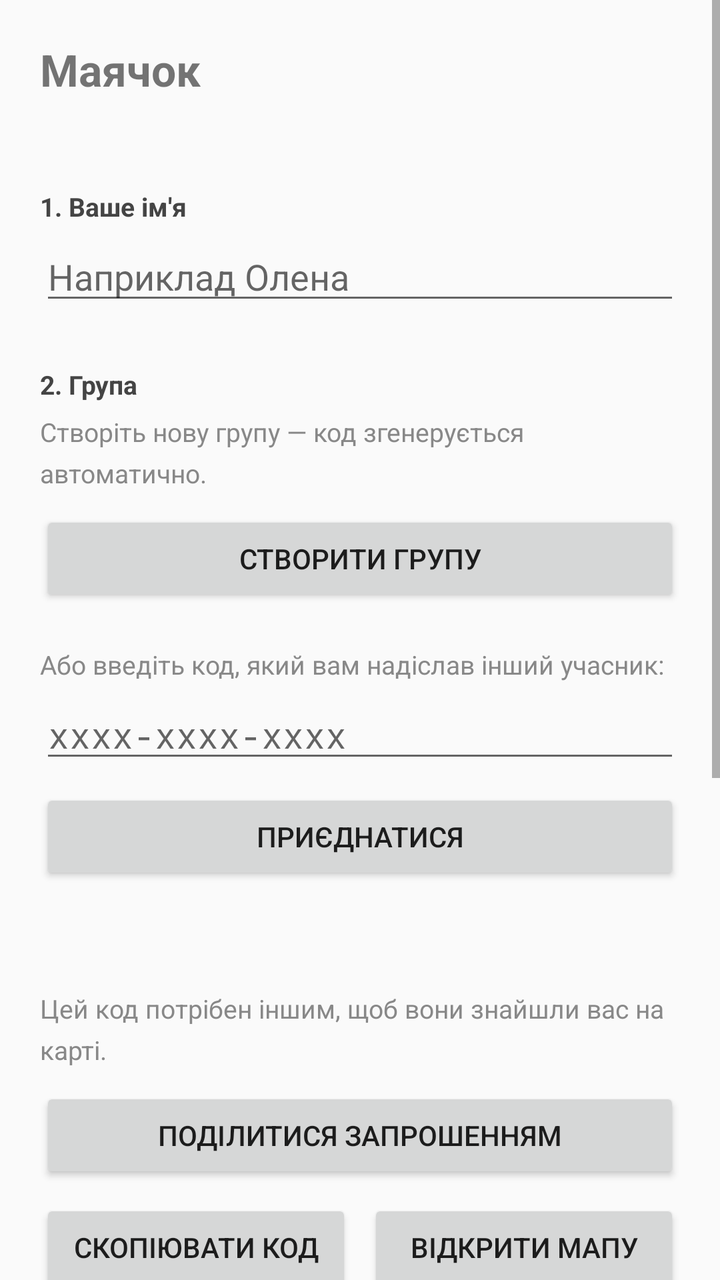
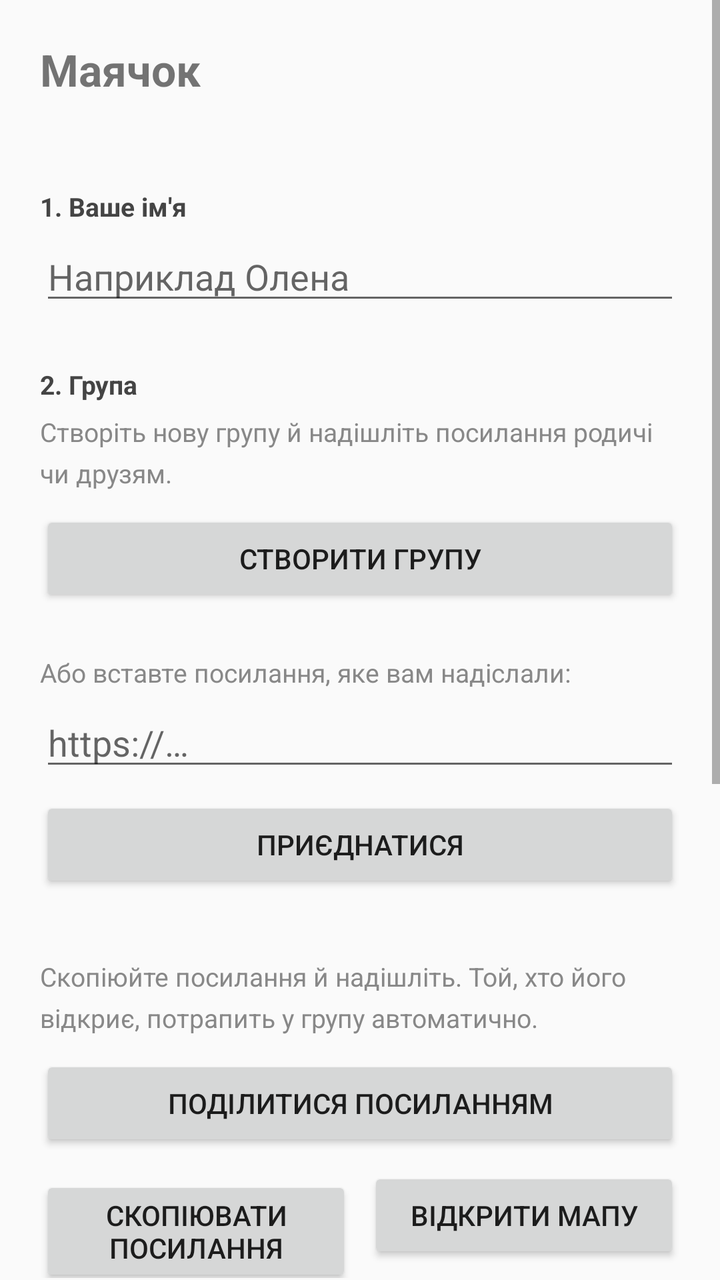

Compare the two renders of this Android layout. The source of the first and the diff that turns it into the second are given below.
<!-- AndroidManifest.xml: application theme AppTheme -->
<!-- res/layout/activity_main.xml -->
<?xml version="1.0" encoding="utf-8"?>
<ScrollView xmlns:android="http://schemas.android.com/apk/res/android"
    android:layout_width="match_parent"
    android:layout_height="match_parent"
    android:fillViewport="true">

    <LinearLayout
        android:layout_width="match_parent"
        android:layout_height="wrap_content"
        android:orientation="vertical"
        android:padding="20dp">

        
        <TextView
            android:layout_width="wrap_content"
            android:layout_height="wrap_content"
            android:text="@string/app_name"
            android:textSize="22sp"
            android:textStyle="bold" />

        <TextView
            android:id="@+id/status"
            android:layout_width="wrap_content"
            android:layout_height="wrap_content"
            android:layout_marginTop="4dp"
            android:layout_marginBottom="22dp"
            android:textColor="#666666"
            android:textSize="14sp" />

        
        <TextView
            style="@style/Label"
            android:text="@string/label_name" />

        <EditText
            android:id="@+id/name"
            style="@style/Field"
            android:hint="@string/hint_name"
            android:importantForAutofill="no"
            android:inputType="textPersonName|textCapWords"
            android:maxLength="24" />

        
        <TextView
            style="@style/Label"
            android:layout_marginTop="26dp"
            android:text="@string/label_group" />

        
        <LinearLayout
            android:id="@+id/group_empty"
            android:layout_width="match_parent"
            android:layout_height="wrap_content"
            android:orientation="vertical">

            <TextView
                style="@style/Hint"
                android:text="@string/hint_group_new" />

            <Button
                android:id="@+id/create"
                android:layout_width="match_parent"
                android:layout_height="wrap_content"
                android:layout_marginTop="10dp"
                android:text="@string/btn_create_group" />

            <TextView
                style="@style/Hint"
                android:layout_marginTop="20dp"
                android:text="@string/hint_group_join" />

            <EditText
                android:id="@+id/code"
                style="@style/Field"
                android:fontFamily="monospace"
                android:hint="@string/hint_code"
                android:importantForAutofill="no"
                android:inputType="textNoSuggestions" />

            <Button
                android:id="@+id/join"
                android:layout_width="match_parent"
                android:layout_height="wrap_content"
                android:layout_marginTop="8dp"
                android:text="@string/btn_join_group" />
        </LinearLayout>

        
        <LinearLayout
            android:id="@+id/group_ready"
            android:layout_width="match_parent"
            android:layout_height="wrap_content"
            android:orientation="vertical">

            <TextView
                android:id="@+id/code_value"
                style="@style/CodeBig" />

            <TextView
                style="@style/Hint"
                android:text="@string/hint_code_share" />

            <Button
                android:id="@+id/share"
                android:layout_width="match_parent"
                android:layout_height="wrap_content"
                android:layout_marginTop="10dp"
                android:text="@string/btn_share" />

            <LinearLayout
                android:layout_width="match_parent"
                android:layout_height="wrap_content"
                android:layout_marginTop="8dp"
                android:orientation="horizontal">

                <Button
                    android:id="@+id/copy"
                    android:layout_width="0dp"
                    android:layout_height="wrap_content"
                    android:layout_marginEnd="8dp"
                    android:layout_weight="1"
                    android:text="@string/btn_copy_code" />

                <Button
                    android:id="@+id/map"
                    android:layout_width="0dp"
                    android:layout_height="wrap_content"
                    android:layout_weight="1"
                    android:text="@string/btn_map" />
            </LinearLayout>

            <Button
                android:id="@+id/forget"
                style="@style/Link"
                android:layout_marginTop="6dp"
                android:text="@string/btn_forget" />
        </LinearLayout>

        
        <TextView
            style="@style/Label"
            android:layout_marginTop="26dp"
            android:text="@string/label_interval" />

        <Spinner
            android:id="@+id/interval"
            android:layout_width="match_parent"
            android:layout_height="wrap_content"
            android:layout_marginTop="2dp" />

        <TextView
            style="@style/Hint"
            android:text="@string/note_battery" />

        <Button
            android:id="@+id/toggle"
            android:layout_width="match_parent"
            android:layout_height="wrap_content"
            android:layout_marginTop="16dp"
            android:text="@string/btn_start" />

        
        <View
            android:layout_width="match_parent"
            android:layout_height="1dp"
            android:layout_marginTop="28dp"
            android:layout_marginBottom="18dp"
            android:background="#e0e0e0" />

        <TextView
            style="@style/Label"
            android:text="@string/label_help" />

        <TextView
            style="@style/Hint"
            android:text="@string/hint_help" />

        <LinearLayout
            android:layout_width="match_parent"
            android:layout_height="wrap_content"
            android:layout_marginTop="10dp"
            android:orientation="horizontal">

            <Button
                android:id="@+id/github"
                android:layout_width="0dp"
                android:layout_height="wrap_content"
                android:layout_marginEnd="8dp"
                android:layout_weight="1"
                android:text="@string/btn_github" />

            <Button
                android:id="@+id/apk"
                android:layout_width="0dp"
                android:layout_height="wrap_content"
                android:layout_weight="1"
                android:text="@string/btn_apk" />
        </LinearLayout>

    </LinearLayout>
</ScrollView>
<!-- resources referenced by this layout -->
<resources>
  <string name="app_name">Маячок</string>
  <string name="btn_apk">Завантажити APK</string>
  <string name="btn_copy_code">Скопіювати код</string>
  <string name="btn_create_group">Створити групу</string>
  <string name="btn_forget">Вийти з групи</string>
  <string name="btn_github">Проєкт</string>
  <string name="btn_join_group">Приєднатися</string>
  <string name="btn_map">Відкрити мапу</string>
  <string name="btn_share">Поділитися запрошенням</string>
  <string name="btn_start">Почати</string>
  <string name="hint_code">xxxx-xxxx-xxxx</string>
  <string name="hint_code_share">Цей код потрібен іншим, щоб вони знайшли вас на карті.</string>
  <string name="hint_group_join">Або введіть код, який вам надіслав інший учасник:</string>
  <string name="hint_group_new">Створіть нову групу — код згенерується автоматично.</string>
  <string name="hint_help">Всім у групі видно одне одного. Точка зникає через 30 хв без оновлень.</string>
  <string name="hint_name">Наприклад Олена</string>
  <string name="label_group">2. Група</string>
  <string name="label_help">4. Довідка</string>
  <string name="label_interval">3. Як часто надсилати</string>
  <string name="label_name">1. Ваше ім\'я</string>
  <string name="note_battery">Частіше — точніше, але швидше сідає батарея.</string>
  <style name="CodeBig">
          <item name="android:layout_width">match_parent</item>
          <item name="android:layout_height">wrap_content</item>
          <item name="android:fontFamily">monospace</item>
          <item name="android:textSize">26sp</item>
          <item name="android:textStyle">bold</item>
          <item name="android:letterSpacing">0.08</item>
          <item name="android:paddingTop">6dp</item>
          <item name="android:paddingBottom">6dp</item>
      </style>
  <style name="Field">
          <item name="android:layout_width">match_parent</item>
          <item name="android:layout_height">wrap_content</item>
          <item name="android:layout_marginTop">4dp</item>
      </style>
  <style name="Hint">
          <item name="android:layout_width">match_parent</item>
          <item name="android:layout_height">wrap_content</item>
          <item name="android:layout_marginTop">6dp</item>
          <item name="android:textSize">13sp</item>
          <item name="android:textColor">#888888</item>
          <item name="android:lineSpacingMultiplier">1.3</item>
      </style>
  <style name="Label">
          <item name="android:layout_width">wrap_content</item>
          <item name="android:layout_height">wrap_content</item>
          <item name="android:textSize">13sp</item>
          <item name="android:textStyle">bold</item>
          <item name="android:textColor">#444444</item>
      </style>
  <style name="Link">
          <item name="android:layout_width">match_parent</item>
          <item name="android:layout_height">wrap_content</item>
          <item name="android:background">@android:color/transparent</item>
          <item name="android:textColor">#2563eb</item>
          <item name="android:textSize">14sp</item>
      </style>
  <style name="AppTheme" parent="@android:style/Theme.Material.Light.DarkActionBar" />
</resources>

<!-- the commit's change to res/layout/activity_main.xml (unified diff, before → after) -->
@@ -66,16 +66,16 @@
 
             <TextView
                 style="@style/Hint"
-                android:layout_marginTop="20dp"
+                android:layout_marginTop="24dp"
                 android:text="@string/hint_group_join" />
 
             <EditText
                 android:id="@+id/code"
                 style="@style/Field"
-                android:fontFamily="monospace"
                 android:hint="@string/hint_code"
                 android:importantForAutofill="no"
-                android:inputType="textNoSuggestions" />
+                android:inputType="textUri|textNoSuggestions"
+                android:maxLines="3" />
 
             <Button
                 android:id="@+id/join"
@@ -94,7 +94,7 @@
 
             <TextView
                 android:id="@+id/code_value"
-                style="@style/CodeBig" />
+                style="@style/LinkBig" />
 
             <TextView
                 style="@style/Hint"
@@ -119,7 +119,7 @@
                     android:layout_height="wrap_content"
                     android:layout_marginEnd="8dp"
                     android:layout_weight="1"
-                    android:text="@string/btn_copy_code" />
+                    android:text="@string/btn_copy_link" />
 
                 <Button
                     android:id="@+id/map"
<!-- resource entries referenced after the edit -->
@@ -2,18 +2,18 @@
 <resources>
   <string name="app_name">Маячок</string>
   <string name="btn_apk">Завантажити APK</string>
-  <string name="btn_copy_code">Скопіювати код</string>
+  <string name="btn_copy_link">Скопіювати посилання</string>
   <string name="btn_create_group">Створити групу</string>
   <string name="btn_forget">Вийти з групи</string>
   <string name="btn_github">Проєкт</string>
   <string name="btn_join_group">Приєднатися</string>
   <string name="btn_map">Відкрити мапу</string>
-  <string name="btn_share">Поділитися запрошенням</string>
+  <string name="btn_share">Поділитися посиланням</string>
   <string name="btn_start">Почати</string>
-  <string name="hint_code">xxxx-xxxx-xxxx</string>
-  <string name="hint_code_share">Цей код потрібен іншим, щоб вони знайшли вас на карті.</string>
-  <string name="hint_group_join">Або введіть код, який вам надіслав інший учасник:</string>
-  <string name="hint_group_new">Створіть нову групу — код згенерується автоматично.</string>
+  <string name="hint_code">https://…</string>
+  <string name="hint_code_share">Скопіюйте посилання й надішліть. Той, хто його відкриє, потрапить у групу автоматично.</string>
+  <string name="hint_group_join">Або вставте посилання, яке вам надіслали:</string>
+  <string name="hint_group_new">Створіть нову групу й надішліть посилання родичі чи друзям.</string>
   <string name="hint_help">Всім у групі видно одне одного. Точка зникає через 30 хв без оновлень.</string>
   <string name="hint_name">Наприклад Олена</string>
   <string name="label_group">2. Група</string>
@@ -21,16 +21,6 @@
   <string name="label_interval">3. Як часто надсилати</string>
   <string name="label_name">1. Ваше ім\'я</string>
   <string name="note_battery">Частіше — точніше, але швидше сідає батарея.</string>
-  <style name="CodeBig">
-          <item name="android:layout_width">match_parent</item>
-          <item name="android:layout_height">wrap_content</item>
-          <item name="android:fontFamily">monospace</item>
-          <item name="android:textSize">26sp</item>
-          <item name="android:textStyle">bold</item>
-          <item name="android:letterSpacing">0.08</item>
-          <item name="android:paddingTop">6dp</item>
-          <item name="android:paddingBottom">6dp</item>
-      </style>
   <style name="Field">
           <item name="android:layout_width">match_parent</item>
           <item name="android:layout_height">wrap_content</item>
@@ -58,6 +48,14 @@
           <item name="android:textColor">#2563eb</item>
           <item name="android:textSize">14sp</item>
       </style>
+  <style name="LinkBig">
+          <item name="android:layout_width">match_parent</item>
+          <item name="android:layout_height">wrap_content</item>
+          <item name="android:textSize">14sp</item>
+          <item name="android:textColor">#2563eb</item>
+          <item name="android:paddingTop">4dp</item>
+          <item name="android:paddingBottom">4dp</item>
+      </style>
   <style name="AppTheme" parent="@android:style/Theme.Material.Light.DarkActionBar" />
 </resources>
 
